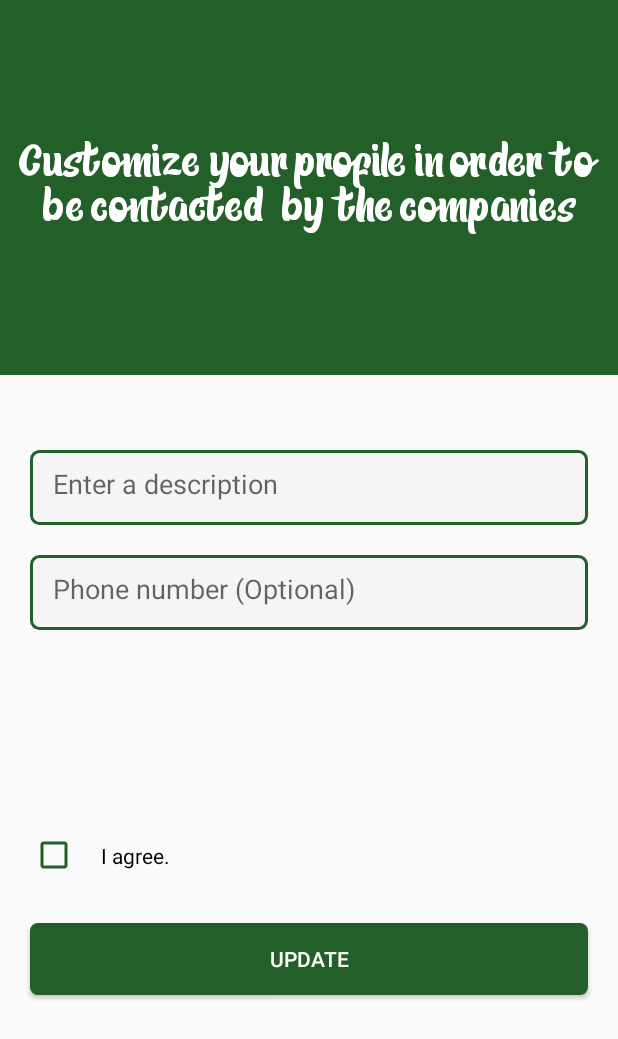
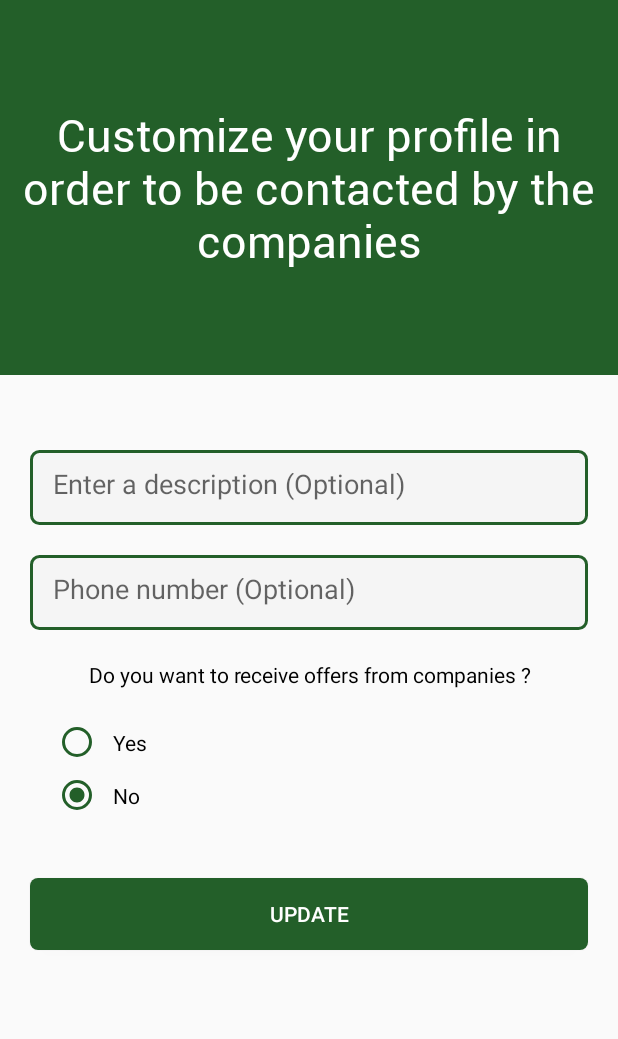
Before and after one commit to danalex032003/GetOverITApp, an Android app: the SetupProfileForHiringActivity screen opened directly, with no data from a screen before it, on a phone screen of 412 x 824 dp. Shown: the top 1039 px of the screen. Run offline under Robolectric (Android 15) with nearby library versions, the phone set to English and light mode, and no system bars; our stand-ins replace Firebase (no records; nobody signed in at launch, a user with empty details on screens opened directly); 1 statement that could not run was skipped.

Commit message:
Layout changes

```diff
--- a/app/src/main/java/com/example/getoveritapp/CustomizationActivity.java
+++ b/app/src/main/java/com/example/getoveritapp/CustomizationActivity.java
@@ -34,7 +34,7 @@ public class CustomizationActivity extends AppCompatActivity {
         logoTextView.setOnClickListener(new View.OnClickListener() {
             @Override
             public void onClick(View view) {
-                MessageDisplayer.message(CustomizationActivity.this, "Logo clicked!");
+
             }
         });
     }
--- a/app/src/main/res/layout/activity_hiring.xml
+++ b/app/src/main/res/layout/activity_hiring.xml
@@ -16,7 +16,7 @@
             android:id="@+id/choseHiringTextView"
             android:layout_width="match_parent"
             android:layout_height="match_parent"
-            android:fontFamily="@font/barika"
+            android:fontFamily="@font/roboto_regular"
             android:gravity="center"
             android:text="Chose a new employee"
             android:textColor="@android:color/white"
--- a/app/src/main/res/layout/activity_login.xml
+++ b/app/src/main/res/layout/activity_login.xml
@@ -11,7 +11,7 @@
         android:layout_height="wrap_content"
         android:text="Login"
         android:textSize="50sp"
-        android:fontFamily="@font/barika"
+        android:fontFamily="@font/roboto_regular"
         android:layout_marginStart="25dp"
         android:layout_marginBottom="10dp"
         android:layout_above="@id/subtitleLoginTextView"/>
--- a/app/src/main/res/layout/activity_register_.xml
+++ b/app/src/main/res/layout/activity_register_.xml
@@ -16,7 +16,7 @@
         android:textSize="50sp"
         android:layout_marginStart="25dp"
         android:layout_marginBottom="5dp"
-        android:fontFamily="@font/barika"
+        android:fontFamily="@font/roboto_regular"
         android:layout_marginTop="60dp"/>
 
     <TextView
--- a/app/src/main/res/layout/activity_settings.xml
+++ b/app/src/main/res/layout/activity_settings.xml
@@ -17,9 +17,9 @@
             android:id="@+id/cyclinGoTextView"
             android:layout_width="match_parent"
             android:layout_height="wrap_content"
-            android:fontFamily="@font/barika"
+            android:fontFamily="@font/roboto_regular"
             android:gravity="center"
-            android:padding="20dp"
+            android:padding="10dp"
             android:text="CyclinGo"
             android:textSize="75dp"
             android:textColor="@android:color/white"/>
--- a/app/src/main/res/layout/activity_setup_profile_for_hiring.xml
+++ b/app/src/main/res/layout/activity_setup_profile_for_hiring.xml
@@ -19,7 +19,7 @@
             android:text="Customize your profile in order to be contacted by the companies"
             android:textColor="@android:color/white"
             android:textSize="30dp"
-            android:fontFamily="@font/barika"/>
+            android:fontFamily="@font/roboto_regular"/>
     </RelativeLayout>
 
     <EditText
@@ -31,7 +31,7 @@
         android:layout_marginTop="50dp"
         android:padding="15dp"
         android:background="@drawable/et_custom"
-        android:hint="Enter a description" />
+        android:hint="Enter a description (Optional)" />
 
     <EditText
         android:id="@+id/phoneEditText"
@@ -44,16 +44,63 @@
         android:background="@drawable/et_custom"
         android:hint="Phone number (Optional)"/>
 
-    <CheckBox
-        android:id="@+id/isVisibleCheckBox"
+<!--    <CheckBox-->
+<!--        android:id="@+id/isVisibleCheckBox"-->
+<!--        android:layout_width="match_parent"-->
+<!--        android:layout_height="wrap_content"-->
+<!--        android:text="I agree."-->
+<!--        android:layout_marginLeft="20dp"-->
+<!--        android:layout_marginRight="20dp"-->
+<!--        android:layout_marginTop="125dp"-->
+<!--        android:padding="15dp"-->
+<!--        android:buttonTint="@color/colorDarkGreen"/>-->
+
+    <LinearLayout
         android:layout_width="match_parent"
         android:layout_height="wrap_content"
-        android:text="I agree."
-        android:layout_marginLeft="20dp"
-        android:layout_marginRight="20dp"
-        android:layout_marginTop="125dp"
-        android:padding="15dp"
-        android:buttonTint="@color/colorDarkGreen"/>
+        android:orientation="vertical">
+
+        <TextView
+            android:layout_width="match_parent"
+            android:layout_height="wrap_content"
+            android:text="Do you want to receive offers from companies ?"
+            android:textColor="@color/colorBlack"
+            android:gravity="center"
+            android:layout_marginTop="20dp"/>
+
+        <RadioGroup
+            android:id="@+id/radioGroupSetupProfileHiring"
+            android:layout_width="match_parent"
+            android:layout_height="90dp"
+            android:layout_marginTop="8dp"
+            android:layout_marginBottom="8dp"
+            android:layout_marginLeft="20dp"
+            android:gravity="left"
+            android:layout_centerHorizontal="true">
+
+            <RadioButton
+                android:id="@+id/yesRadioButton"
+                android:layout_width="wrap_content"
+                android:layout_height="wrap_content"
+                android:layout_marginLeft="15dp"
+                android:layout_marginTop="10dp"
+                android:buttonTint="@color/colorDarkGreen"
+                android:padding="8dp"
+                android:text="Yes" />
+
+            <RadioButton
+                android:id="@+id/noRadioButton"
+                android:layout_width="wrap_content"
+                android:layout_height="wrap_content"
+                android:layout_marginLeft="15dp"
+                android:buttonTint="@color/colorDarkGreen"
+                android:padding="8dp"
+                android:text="No" />
+
+        </RadioGroup>
+    </LinearLayout>
+
+
 
     <Button
         android:id="@+id/updateSetupUserProfileButton"
--- a/app/src/main/res/layout/activity_signals_customization.xml
+++ b/app/src/main/res/layout/activity_signals_customization.xml
@@ -18,7 +18,7 @@
             android:text="Choose an option"
             android:textColor="@android:color/white"
             android:textSize="50dp"
-            android:fontFamily="@font/barika"
+            android:fontFamily="@font/roboto_regular"
             android:gravity="center"/>
     </RelativeLayout>
 
--- /dev/null
+++ b/app/src/main/res/menu/main.xml
@@ -0,0 +1,4 @@
+<?xml version="1.0" encoding="utf-8"?>
+<menu xmlns:android="http://schemas.android.com/apk/res/android">
+
+</menu>
```
Also changed, not shown: app/src/main/AndroidManifest.xml (+8 -1 lines), app/src/main/java/com/example/getoveritapp/SetupProfileForHiringActivity.java (+40 -1 lines), app/src/main/java/com/example/getoveritapp/user/ProfileActivity.java (+0 -21 lines), app/src/main/res/layout/activity_customization.xml (+4 -4 lines), app/src/main/res/layout/activity_profile.xml (+3 -15 lines).
